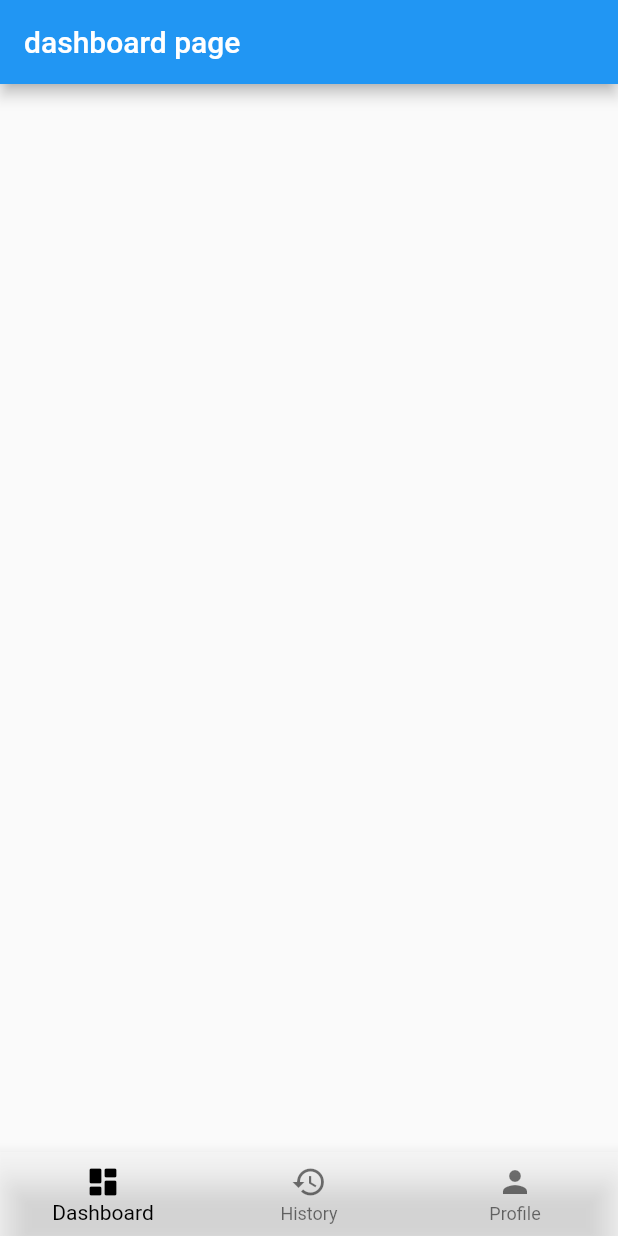
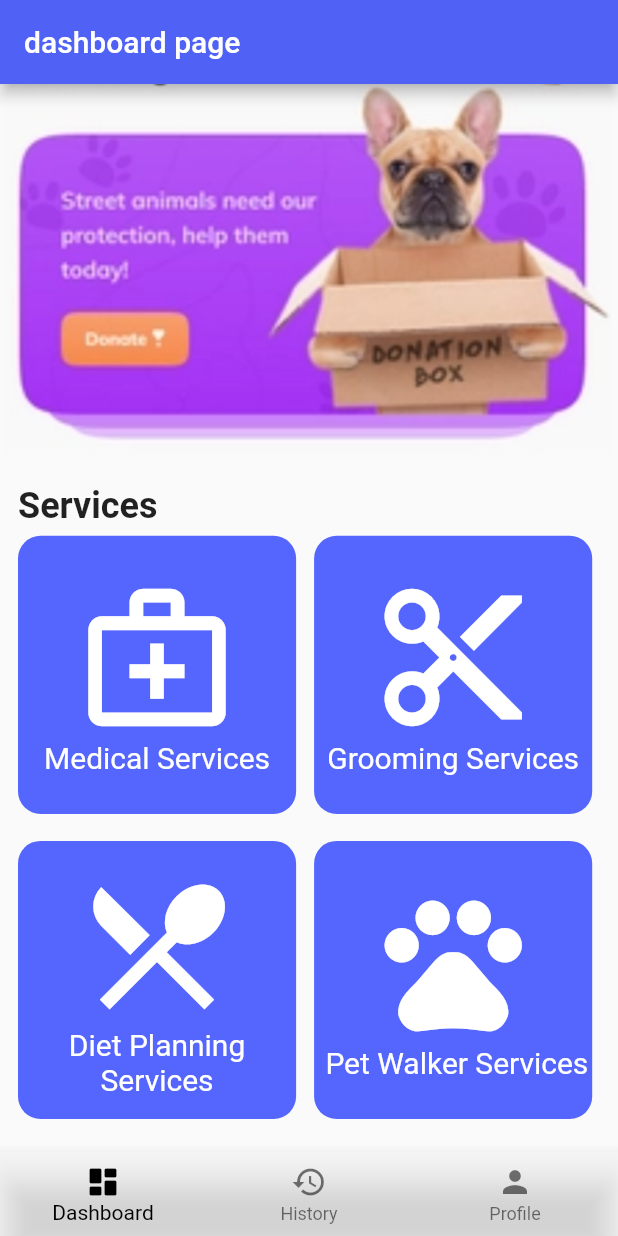
Before and after one commit to SudipRaaz/Pet-Care, a Flutter app: the screen it shows after launch, on a phone screen of 412 x 824 dp. Run offline on Flutter 3.47's test engine with Material 2 defaults, Android fonts, the phone set to English and light mode, and no system bars; our stand-ins replace another_flushbar, cloud_firestore, firebase_auth, firebase_core, fluttertoast, rating_dialog and 1 more; missing offline and left inert: min_id; accounts and stored records are empty.

Commit message:
HomwPage completed UI

```diff
--- a/lib/resource/components/buttons.dart
+++ b/lib/resource/components/buttons.dart
@@ -25,7 +25,7 @@ class Buttons extends StatelessWidget {
       // container decoration
       child: Container(
         decoration: BoxDecoration(
-            color: AppColors.button_color,
+            color: AppColors().button_color,
             borderRadius: BorderRadius.circular(10)),
         child: Padding(
           padding: const EdgeInsets.all(15.0),
--- a/lib/resource/constants/colors.dart
+++ b/lib/resource/constants/colors.dart
@@ -5,13 +5,16 @@ class AppColors {
   static const Color blackColor = Color(0xFF000000);
 
   // ignore: non_constant_identifier_names
-  static Color button_color = const Color.fromARGB(255, 255, 189, 46);
+  Color button_color = const Color.fromARGB(255, 255, 189, 46);
   // static const Color blackColor = Color(0xFF000000);
 
   // ignore: non_constant_identifier_names
-  static Color app_background = const Color.fromARGB(255, 255, 224, 67);
+  Color app_background = const Color.fromARGB(255, 255, 224, 67);
 
   // appbar color
   // ignore: non_constant_identifier_names
-  static Color appBar_theme = const Color.fromARGB(255, 80, 97, 246);
+  Color appBar_theme = const Color.fromARGB(255, 80, 97, 246);
+
+  // service tile colors
+  Color service_tile_color = Color.fromARGB(180, 16, 40, 255);
 }
--- a/lib/resource/constants/style.dart
+++ b/lib/resource/constants/style.dart
@@ -10,4 +10,10 @@ class MyStyle {
   ButtonStyle elevatedButtonPrimary = ElevatedButton.styleFrom(
       textStyle: const TextStyle(fontSize: 20),
       backgroundColor: const Color.fromARGB(255, 76, 99, 250));
+
+  // text style
+  TextStyle boldHeading =
+      const TextStyle(fontSize: 24, fontWeight: FontWeight.bold);
+  // text style
+  TextStyle serviceTile = const TextStyle(fontSize: 20, color: Colors.white);
 }
--- a/lib/view/dashboard_page.dart
+++ b/lib/view/dashboard_page.dart
@@ -1,10 +1,13 @@
 import 'dart:developer';
 import 'package:cloud_firestore/cloud_firestore.dart';
+import 'package:flutter/cupertino.dart';
 import 'package:flutter/material.dart';
+import 'package:pet_care/resource/constants/sized_box.dart';
 
 import '../Controller/authentication_base.dart';
 import '../Controller/authentication_functions.dart';
 import '../resource/constants/colors.dart';
+import '../resource/constants/style.dart';
 import '../utilities/InfoDisplay/message.dart';
 
 class DashboardPage extends StatefulWidget {
@@ -15,21 +18,94 @@ class DashboardPage extends StatefulWidget {
 }
 
 class _DashboardPageState extends State<DashboardPage> {
-  TextEditingController requestService = TextEditingController();
-  bool checkAmbulance = false;
-  bool checkFireBrigade = false;
-  bool checkPolice = false;
-  double latitude = 0;
-  double longitude = 0;
-
   @override
   Widget build(BuildContext context) {
     // setting available height and width
-    final height = MediaQuery.of(context).size.height;
-    final width = MediaQuery.of(context).size.width;
+    final _height = MediaQuery.of(context).size.height;
+    final _width = MediaQuery.of(context).size.width;
+
     return Scaffold(
-      appBar: AppBar(
-        title: Text('dashboard page'),
+        appBar: AppBar(
+          title: const Text('dashboard page'),
+          backgroundColor: AppColors().appBar_theme,
+        ),
+        body: SingleChildScrollView(
+          child: Column(
+            crossAxisAlignment: CrossAxisAlignment.start,
+            children: [
+              Container(
+                width: _width,
+                height: _height * .3,
+                decoration: BoxDecoration(
+                    image: DecorationImage(
+                        image: AssetImage('assets/images/promo.png'))),
+              ),
+              Padding(
+                padding: const EdgeInsets.only(left: 12, top: 20),
+                child: Text(
+                  "Services",
+                  style: MyStyle().boldHeading,
+                ),
+              ),
+              // Container(
+              //   width: _width,
+              //   height: _height,
+              //   child: GridView.builder(
+              //     gridDelegate: const SliverGridDelegateWithMaxCrossAxisExtent(
+              //       maxCrossAxisExtent: 200,
+              //       childAspectRatio: 3 / 3,
+              //     ),
+              //     itemBuilder: (context, index) {
+              //       return serviceTile();
+              //     },
+              //     itemCount: 4,
+              //   ),
+              // ),
+              Row(
+                children: [
+                  ServiceTile(_width, Icons.medical_services_outlined,
+                      'Medical Services'),
+                  ServiceTile(_width, Icons.cut_sharp, 'Grooming Services'),
+                ],
+              ),
+              Row(
+                children: [
+                  ServiceTile(_width, Icons.local_restaurant_outlined,
+                      'Diet Planning Services'),
+                  ServiceTile(
+                      _width, Icons.pets_outlined, ' Pet Walker Services'),
+                ],
+              ),
+            ],
+          ),
+        ));
+  }
+
+  Padding ServiceTile(double _width, IconData icons, String text) {
+    return Padding(
+      padding: const EdgeInsets.fromLTRB(12, 6, 0, 12),
+      child: Container(
+        width: _width * .45,
+        height: _width * .45,
+        decoration: BoxDecoration(
+            color: AppColors().service_tile_color,
+            borderRadius: BorderRadius.circular(15)),
+        child: Column(
+          mainAxisAlignment: MainAxisAlignment.center,
+          children: [
+            // addVerticalSpace(15),
+            Icon(
+              icons,
+              size: 110,
+              color: Colors.white,
+            ),
+            Text(
+              text,
+              style: MyStyle().serviceTile,
+              textAlign: TextAlign.center,
+            ),
+          ],
+        ),
       ),
     );
   }
--- a/lib/view/login_page.dart
+++ b/lib/view/login_page.dart
@@ -46,7 +46,7 @@ class _LoginScreenState extends State<LoginScreen> {
       appBar: AppBar(
         title: const Text('Login'),
         centerTitle: true,
-        backgroundColor: AppColors.appBar_theme,
+        backgroundColor: AppColors().appBar_theme,
       ),
       body: ListView(children: [
         Column(
--- a/lib/view/register_page.dart
+++ b/lib/view/register_page.dart
@@ -44,7 +44,7 @@ class _RegisterState extends State<Register> {
       appBar: AppBar(
         title: const Text('Register'),
         centerTitle: true,
-        backgroundColor: AppColors.appBar_theme,
+        backgroundColor: AppColors().appBar_theme,
       ),
       body: ListView(
         children: [
--- a/lib/view/terms_and_condition.dart
+++ b/lib/view/terms_and_condition.dart
@@ -12,7 +12,7 @@ class TermAndCondition extends StatelessWidget {
       appBar: AppBar(
         title: const Text('Terms and Conditions'),
         centerTitle: true,
-        backgroundColor: AppColors.appBar_theme,
+        backgroundColor: AppColors().appBar_theme,
       ),
       body: ListView(
         children: [
```
Also changed, not shown: assets/images/promo.png (added).
